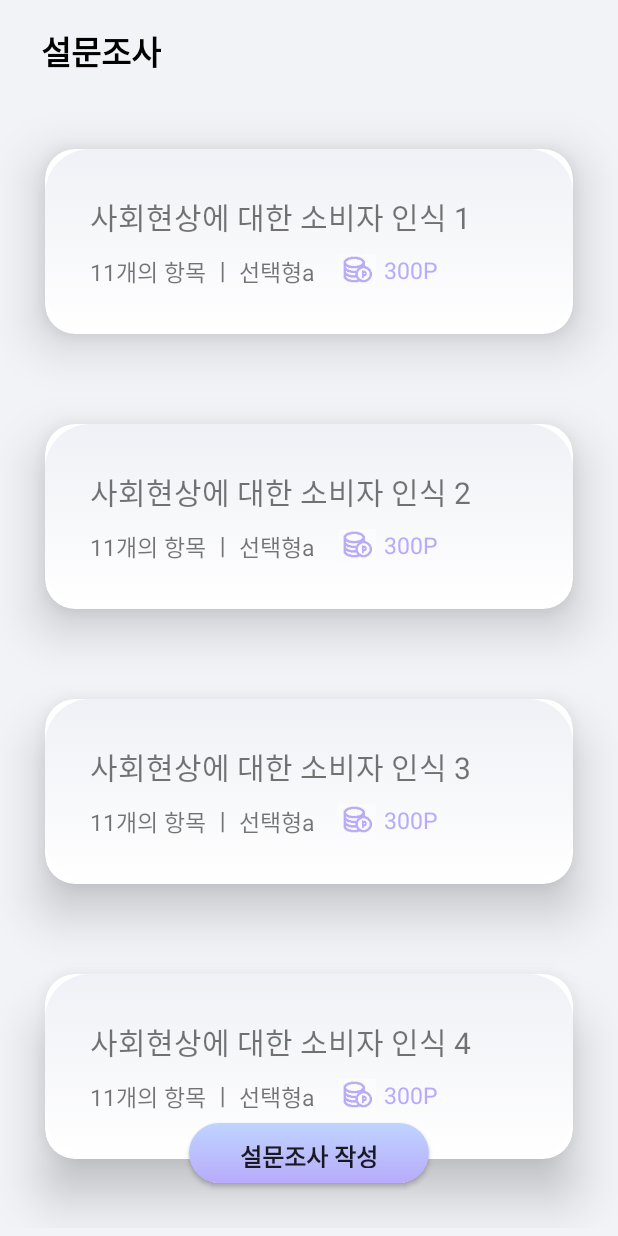
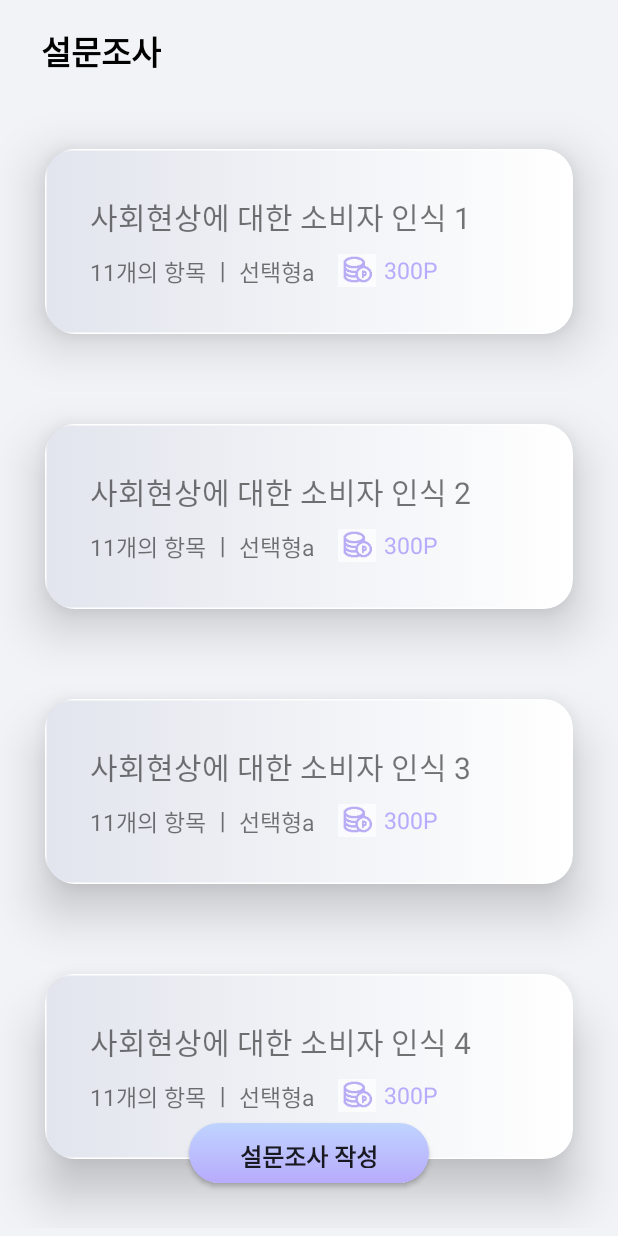
Before and after one commit to umc-moamoa/umc, an Android app: the screen it shows after launch (MainActivity), on a phone screen of 412 x 824 dp. Run offline under Robolectric (Android 15) with nearby library versions, the phone set to English and light mode, and no system bars.

Commit message:
modify list_item_style.xml

```diff
--- a/app/src/main/res/drawable/background.xml
+++ b/app/src/main/res/drawable/background.xml
@@ -3,8 +3,8 @@
     <item>
         <shape>
             <gradient
-                android:startColor="@color/startColor"
-                android:endColor="@color/endColor"
+                android:startColor="@color/light_periwinkle"
+                android:endColor="@color/pale_violet"
                 android:angle="0" />
             <!--stroke
                 android:color="@color/stroke"
--- a/app/src/main/res/drawable/btn_style.xml
+++ b/app/src/main/res/drawable/btn_style.xml
@@ -3,8 +3,8 @@
     <item>
         <shape>
             <gradient
-                android:startColor="@color/startColor"
-                android:endColor="@color/endColor"
+                android:startColor="@color/light_periwinkle"
+                android:endColor="@color/pale_violet"
                 android:angle="270" />
             <corners
                 android:radius="30dp" />
--- /dev/null
+++ b/app/src/main/res/drawable/list_item_style.xml
@@ -0,0 +1,10 @@
+<?xml version="1.0" encoding="utf-8"?>
+<selector xmlns:android="http://schemas.android.com/apk/res/android">
+    <item>
+        <shape android:layout_width="wrap_content" android:layout_height="match_parent" android:shape="rectangle">
+            <gradient android:angle="360" android:endColor="@color/white" android:startColor="#1f0f296b" />
+            <corners android:radius="15dp" />
+            <stroke android:width="1dp" android:color="#80ffffff" />
+        </shape>
+    </item>
+</selector>
--- a/app/src/main/res/drawable/list_style.xml
+++ /dev/null
@@ -1,21 +0,0 @@
-<?xml version="1.0" encoding="utf-8"?>
-<selector xmlns:android="http://schemas.android.com/apk/res/android">
-    <item>
-        <shape>
-            <gradient
-                android:startColor="@color/startColor2"
-                android:endColor="@color/endColor2"
-                android:angle="270" />
-            <corners
-                android:radius="30dp" />
-            <padding
-                android:left="10dp"
-                android:top="10dp"
-                android:right="10dp"
-                android:bottom="10dp" />
-            <!--stroke
-                android:color="@color/stroke"
-                android:width="1pt"/-->
-        </shape>
-    </item>
-</selector>
--- a/app/src/main/res/layout/board_list_item.xml
+++ b/app/src/main/res/layout/board_list_item.xml
@@ -11,7 +11,7 @@
         android:layout_width="match_parent"
         android:layout_height="wrap_content"
         android:orientation="vertical"
-        android:background="@drawable/list_style"
+        android:background="@drawable/list_item_style"
         android:padding="30dp" >
 
         <TextView
--- a/app/src/main/res/values/colors.xml
+++ b/app/src/main/res/values/colors.xml
@@ -8,9 +8,7 @@
     <color name="black">#FF000000</color>
     <color name="white">#FFFFFFFF</color>
 
-    <color name="startColor">#bfd4ff</color>
-    <color name="endColor">#b8abfc</color>
-
-    <color name="startColor2">#F0F1F6</color>
-    <color name="endColor2">#FFFFFF</color>
+    <!-- 추가한 색깔-->
+    <color name="light_periwinkle">#bfd4ff</color>
+    <color name="pale_violet">#b8abfc</color>
 </resources>
```
